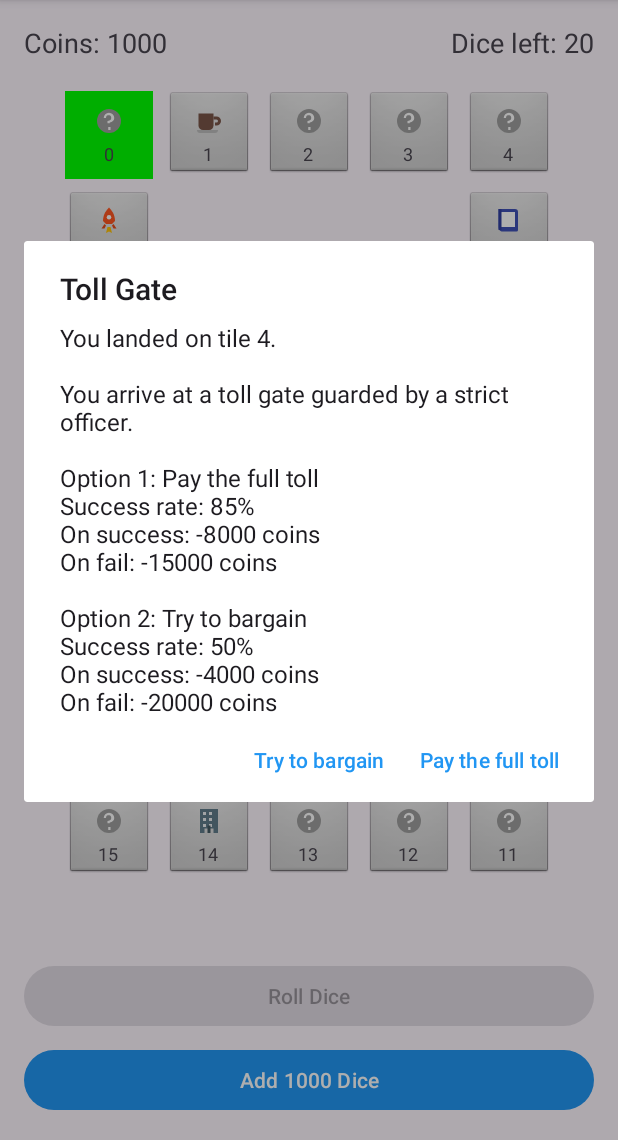
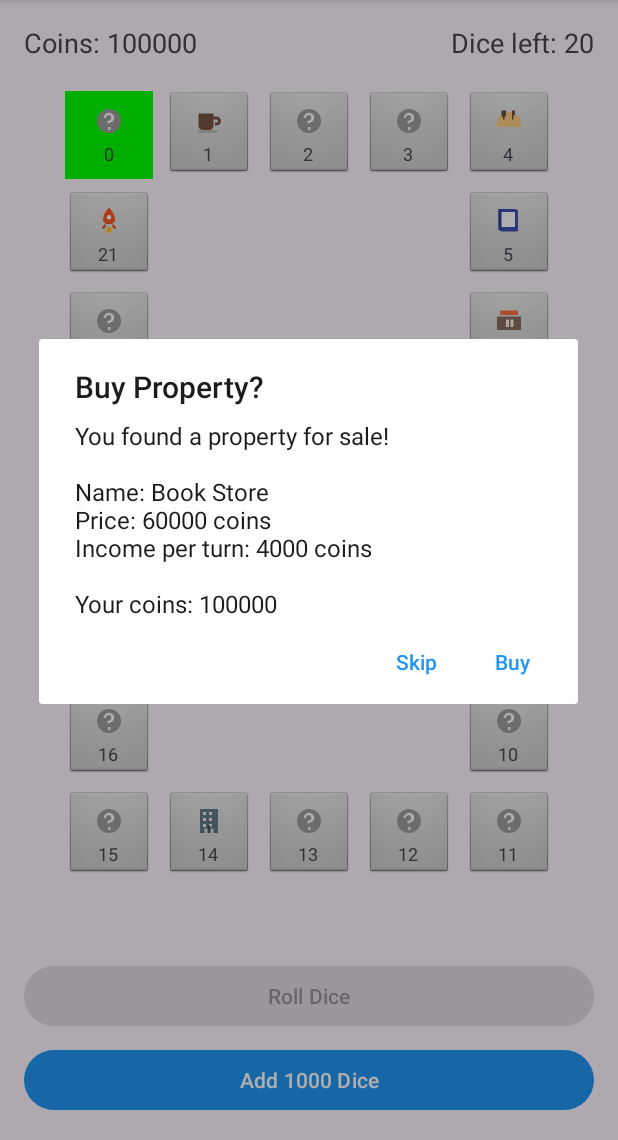
Before and after one commit to davidwxcui/waterwise, an Android app: the screen it shows after launch (GameActivity), after a tap on "Roll Dice", on a phone screen of 412 x 824 dp, the part 96-1236 px from its top. Run offline under Robolectric (Android 15) with nearby library versions, the light colour scheme and no system bars; our stand-ins replace Firebase (no records; nobody signed in at launch, a user with empty details on screens opened directly).

Commit message:
mini game demo

```diff
--- a/waterwise/app/src/main/java/com/davidwxcui/waterwise/minigame/GameActivity.kt
+++ b/waterwise/app/src/main/java/com/davidwxcui/waterwise/minigame/GameActivity.kt
@@ -19,7 +19,7 @@ import kotlin.random.Random
 // ================== DATA MODELS ==================
 
 data class PlayerState(
-    val coins: Int = 1000,
+    val coins: Int = 100000,              // 初始金币调高到 100000
     val position: Int = 0,
     val diceLeft: Int = 20,
     val ownedProperties: List<String> = emptyList() // list of property IDs
@@ -95,12 +95,15 @@ class GameActivity : AppCompatActivity() {
         1 to 0   // 21
     )
 
-    // 所有产业类型（金额已经×100）
+    // 所有产业类型（金额还是×100，但整体更贵，收益更低，回本更慢）
     private val allProperties = listOf(
-        PropertyInfo("coffee", "Coffee Shop", price = 30000, incomePerTurn = 5000),
-        PropertyInfo("book", "Book Store", price = 40000, incomePerTurn = 6000),
-        PropertyInfo("apartment", "Apartment", price = 60000, incomePerTurn = 9000),
-        PropertyInfo("startup", "Tech Startup", price = 90000, incomePerTurn = 15000)
+        PropertyInfo("coffee", "Coffee Shop", price = 40000, incomePerTurn = 3000),
+        PropertyInfo("book", "Book Store", price = 60000, incomePerTurn = 4000),
+        PropertyInfo("apartment", "Apartment", price = 90000, incomePerTurn = 6000),
+        PropertyInfo("startup", "Tech Startup", price = 150000, incomePerTurn = 12000),
+        PropertyInfo("restaurant", "Restaurant", price = 70000, incomePerTurn = 4500),
+        PropertyInfo("mall", "Shopping Mall", price = 130000, incomePerTurn = 9000),
+        PropertyInfo("bank", "Bank", price = 200000, incomePerTurn = 15000)
     )
 
     // propertyId -> tileIndex
@@ -113,7 +116,10 @@ class GameActivity : AppCompatActivity() {
         "coffee" to R.drawable.ic_property_coffee,
         "book" to R.drawable.ic_property_book,
         "apartment" to R.drawable.ic_property_apartment,
-        "startup" to R.drawable.ic_property_startup
+        "startup" to R.drawable.ic_property_startup,
+        "restaurant" to R.drawable.ic_property_restaurant,
+        "mall" to R.drawable.ic_property_mall,
+        "bank" to R.drawable.ic_property_bank
     )
 
     private val randomTileIconRes = R.drawable.ic_tile_random
@@ -133,7 +139,6 @@ class GameActivity : AppCompatActivity() {
     private lateinit var tvDiceLeft: TextView
     private lateinit var tvEvent: TextView
     private lateinit var btnRollDice: Button
-
     private lateinit var btnAddDice: Button
     private lateinit var boardGrid: GridLayout
     private lateinit var boardContainer: FrameLayout
@@ -180,15 +185,13 @@ class GameActivity : AppCompatActivity() {
 
         btnRollDice.setOnClickListener { onRollDice() }
 
+        // 临时：一键加 1000 次骰子
         btnAddDice.setOnClickListener {
-            // 增加 1000 次骰子
             playerState = playerState.copy(
                 diceLeft = playerState.diceLeft + 1000
             )
-            // 更新UI & 存 Firebase
             updateUI()
             savePlayerStateToFirebase()
-
             Toast.makeText(this, "Added 1000 dice!", Toast.LENGTH_SHORT).show()
         }
     }
@@ -198,12 +201,11 @@ class GameActivity : AppCompatActivity() {
         tvDiceLeft = findViewById(R.id.tvDiceLeft)
         tvEvent = findViewById(R.id.tvEvent)
         btnRollDice = findViewById(R.id.btnRollDice)
-        btnAddDice = findViewById(R.id.btnAddDice)   // 新增这一行
+        btnAddDice = findViewById(R.id.btnAddDice)
         boardGrid = findViewById(R.id.boardGrid)
         boardContainer = findViewById(R.id.boardContainer)
         diceImageView = findViewById(R.id.diceImageView)
     }
-
 
     // ---------------- BOARD & EVENTS ----------------
 
@@ -224,14 +226,13 @@ class GameActivity : AppCompatActivity() {
 
             // 图标
             val iconView = ImageView(this).apply {
-                // 图标占上半部分，保持方形
                 layoutParams = LinearLayout.LayoutParams(
                     LinearLayout.LayoutParams.MATCH_PARENT,
                     0,
                     2f
                 )
                 scaleType = ImageView.ScaleType.CENTER_INSIDE
-                setImageResource(randomTileIconRes) // 默认先给问号，后面统一刷新
+                setImageResource(randomTileIconRes) // 默认问号
             }
 
             // 底部数字
@@ -248,6 +249,11 @@ class GameActivity : AppCompatActivity() {
 
             container.addView(iconView)
             container.addView(textView)
+
+            // 点击格子查看详情（只有在没有事件进行时）
+            container.setOnClickListener {
+                onTileClicked(i)
+            }
 
             val (row, col) = tilePositions[i]
             val params = GridLayout.LayoutParams().apply {
@@ -266,27 +272,29 @@ class GameActivity : AppCompatActivity() {
         updateTileIcons()
     }
 
-    /** 根据事件规则随机生成事件模板（金额已经×100） */
+    /** 事件模板：这里重做了数值 & 概率，整体负面更狠，正面更难 / 更小 */
     private fun initTileEvents() {
         val treasureEvent = TileEventTemplate(
             title = "Treasure Chest",
             description = "You discover a mysterious treasure chest on the road.",
             choices = listOf(
+                // 高风险高收益：期望值略负
                 EventChoice(
                     label = "Open it boldly",
                     successDescription = "The chest is full of gold!",
-                    failDescription = "It was a trap! A blast scares you and you drop some coins.",
-                    successCoinDelta = +25000,
-                    failCoinDelta = -15000,
-                    successRatePercent = 60
+                    failDescription = "It was a trap! A blast scares you and you drop a lot of coins.",
+                    successCoinDelta = +40000,
+                    failCoinDelta = -60000,
+                    successRatePercent = 40
                 ),
+                // 稍微保守一点：期望值略正
                 EventChoice(
                     label = "Inspect carefully",
                     successDescription = "You safely find some coins inside.",
-                    failDescription = "It's mostly junk, nothing useful.",
-                    successCoinDelta = +12000,
-                    failCoinDelta = 0,
-                    successRatePercent = 90
+                    failDescription = "It's mostly junk, some effort is wasted.",
+                    successCoinDelta = +15000,
+                    failCoinDelta = -5000,
+                    successRatePercent = 75
                 )
             )
         )
@@ -295,21 +303,23 @@ class GameActivity : AppCompatActivity() {
             title = "Toll Gate",
             description = "You arrive at a toll gate guarded by a strict officer.",
             choices = listOf(
+                // 乖乖付：必亏，但损失稳定
                 EventChoice(
                     label = "Pay the full toll",
                     successDescription = "You pass smoothly and feel relieved.",
-                    failDescription = "The officer still finds a problem and fines you extra.",
-                    successCoinDelta = -8000,
-                    failCoinDelta = -15000,
-                    successRatePercent = 85
+                    failDescription = "The officer still finds a problem and adds extra fees.",
+                    successCoinDelta = -12000,  // 常规损失
+                    failCoinDelta = -25000,     // 偶尔更狠
+                    successRatePercent = 80
                 ),
+                // 讨价还价：期望值更负
                 EventChoice(
                     label = "Try to bargain",
                     successDescription = "You negotiate successfully and pay less.",
-                    failDescription = "Negotiation fails, you pay even more.",
-                    successCoinDelta = -4000,
-                    failCoinDelta = -20000,
-                    successRatePercent = 50
+                    failDescription = "Negotiation fails, heavy fine is added.",
+                    successCoinDelta = -5000,
+                    failCoinDelta = -40000,
+                    successRatePercent = 45
                 )
             )
         )
@@ -318,21 +328,23 @@ class GameActivity : AppCompatActivity() {
             title = "Street Lottery",
             description = "A street vendor invites you to buy a lottery ticket.",
             choices = listOf(
+                // 豪赌：大正、大负、成功率低
                 EventChoice(
                     label = "Buy an expensive ticket",
-                    successDescription = "Jackpot! You win a big prize.",
-                    failDescription = "No luck. The ticket is worthless.",
-                    successCoinDelta = +30000,
-                    failCoinDelta = -12000,
-                    successRatePercent = 35
+                    successDescription = "Jackpot! You win a huge prize.",
+                    failDescription = "No luck at all. You burn a pile of money.",
+                    successCoinDelta = +60000,
+                    failCoinDelta = -30000,
+                    successRatePercent = 25
                 ),
+                // 小赌：轻盈一些
                 EventChoice(
                     label = "Buy a cheap ticket",
                     successDescription = "You win a small prize.",
-                    failDescription = "No winning number, but you didn't lose much.",
-                    successCoinDelta = +8000,
-                    failCoinDelta = -3000,
-                    successRatePercent = 55
+                    failDescription = "No winning number, you still lose some cash.",
+                    successCoinDelta = +10000,
+                    failCoinDelta = -5000,
+                    successRatePercent = 40
                 )
             )
         )
@@ -341,19 +353,21 @@ class GameActivity : AppCompatActivity() {
             title = "Part-time Job",
             description = "You see a sign looking for part-time helpers.",
             choices = listOf(
+                // 加班：期望略正，但有可能掉很多
                 EventChoice(
                     label = "Work overtime",
                     successDescription = "You work hard and get a big bonus.",
-                    failDescription = "You get exhausted and make mistakes. Some pay is deducted.",
-                    successCoinDelta = +20000,
-                    failCoinDelta = -6000,
-                    successRatePercent = 70
+                    failDescription = "You get exhausted and make mistakes. Pay is heavily deducted.",
+                    successCoinDelta = +25000,
+                    failCoinDelta = -20000,
+                    successRatePercent = 55
                 ),
+                // 摸鱼班：小正面，几乎无风险
                 EventChoice(
                     label = "Work casually",
                     successDescription = "Easy shift, you still get some money.",
                     failDescription = "Business is slow, no pay at all.",
-                    successCoinDelta = +8000,
+                    successCoinDelta = +9000,
                     failCoinDelta = 0,
                     successRatePercent = 80
                 )
@@ -364,21 +378,23 @@ class GameActivity : AppCompatActivity() {
             title = "Shopping Temptation",
             description = "You walk by a shop with a big SALE sign.",
             choices = listOf(
+                // 冲动消费：大亏风险 + 中等奖励
                 EventChoice(
                     label = "Buy a fancy item",
                     successDescription = "It turns out to be valuable, you resell it later.",
-                    failDescription = "Impulse purchase. It wasn't worth the price.",
-                    successCoinDelta = +15000,
-                    failCoinDelta = -12000,
-                    successRatePercent = 45
+                    failDescription = "Impulse purchase. It wasn't worth the price at all.",
+                    successCoinDelta = +25000,
+                    failCoinDelta = -50000,
+                    successRatePercent = 35
                 ),
+                // 围观：小赚 or 持平
                 EventChoice(
                     label = "Just browse",
                     successDescription = "You find a small bargain.",
-                    failDescription = "Nothing interesting, but you save money.",
-                    successCoinDelta = +4000,
+                    failDescription = "Nothing interesting, but you keep all your money.",
+                    successCoinDelta = +6000,
                     failCoinDelta = 0,
-                    successRatePercent = 60
+                    successRatePercent = 70
                 )
             )
         )
@@ -404,7 +420,6 @@ class GameActivity : AppCompatActivity() {
             tileToPropertyId[index] = property.id
         }
 
-        // 位置变动后刷新图标
         updateTileIcons()
     }
 
@@ -429,6 +444,70 @@ class GameActivity : AppCompatActivity() {
             } else {
                 iconView.setImageResource(randomTileIconRes)
             }
+        }
+    }
+
+    // ---------------- TILE CLICK INFO ----------------
+
+    /** 点击格子，弹出该格子的详细信息（只有在没有事件/动画时才响应） */
+    private fun onTileClicked(tileIndex: Int) {
+        // 如果当前在动画/事件流程中（Roll Dice 按钮禁用），就不处理
+        if (!btnRollDice.isEnabled) {
+            return
+        }
+
+        val propertyId = tileToPropertyId[tileIndex]
+        if (propertyId != null) {
+            // 产业格信息
+            val info = getPropertyInfoById(propertyId) ?: return
+            val owned = playerState.ownedProperties.contains(propertyId)
+
+            val msg = buildString {
+                append("Tile index: $tileIndex\n")
+                append("Type: Property tile\n\n")
+                append("Name: ${info.name}\n")
+                append("Price: ${info.price} coins\n")
+                append("Income per turn: ${info.incomePerTurn} coins\n")
+                append("Owned: ${if (owned) "Yes" else "No"}\n")
+                append("\nYour coins: ${playerState.coins}")
+            }
+
+            AlertDialog.Builder(this)
+                .setTitle("Tile Info")
+                .setMessage(msg)
+                .setPositiveButton("OK", null)
+                .show()
+        } else {
+            // 随机事件格信息
+            val template = tileEvents[tileIndex]
+            val msg = if (template != null && template.choices.size >= 2) {
+                val c1 = template.choices[0]
+                val c2 = template.choices[1]
+                buildString {
+                    append("Tile index: $tileIndex\n")
+                    append("Type: Random event tile\n\n")
+                    append("Event: ${template.title}\n")
+                    append("${template.description}\n\n")
+
+                    append("Option 1: ${c1.label}\n")
+                    append("  Success rate: ${c1.successRatePercent}%\n")
+                    append("  On success: ${c1.successCoinDelta} coins\n")
+                    append("  On fail: ${c1.failCoinDelta} coins\n\n")
+
+                    append("Option 2: ${c2.label}\n")
+                    append("  Success rate: ${c2.successRatePercent}%\n")
+                    append("  On success: ${c2.successCoinDelta} coins\n")
+                    append("  On fail: ${c2.failCoinDelta} coins\n")
+                }
+            } else {
+                "Tile index: $tileIndex\nType: Random event tile\n\n(No detailed event template found.)"
+            }
+
+            AlertDialog.Builder(this)
+                .setTitle("Tile Info")
+                .setMessage(msg)
+                .setPositiveButton("OK", null)
+                .show()
         }
     }
 
@@ -759,7 +838,7 @@ class GameActivity : AppCompatActivity() {
         initTileEvents()
         randomizePropertyPositions()
         playerState = PlayerState(
-            coins = 1000,
+            coins = 100000,       // 和 PlayerState 默认保持一致
             position = 0,
             diceLeft = 20,
             ownedProperties = emptyList()
@@ -777,7 +856,7 @@ class GameActivity : AppCompatActivity() {
             .get()
             .addOnSuccessListener { snapshot ->
                 if (snapshot.exists()) {
-                    val coins = snapshot.getLong("coins")?.toInt() ?: 1000
+                    val coins = snapshot.getLong("coins")?.toInt() ?: 100000
                     val position = snapshot.getLong("position")?.toInt() ?: 0
                     val diceLeft = snapshot.getLong("diceLeft")?.toInt() ?: 20
 
--- /dev/null
+++ b/waterwise/app/src/main/res/drawable/ic_property_bank.xml
@@ -0,0 +1,30 @@
+<?xml version="1.0" encoding="utf-8"?>
+<vector xmlns:android="http://schemas.android.com/apk/res/android"
+    android:width="24dp"
+    android:height="24dp"
+    android:viewportWidth="24"
+    android:viewportHeight="24">
+
+    <!-- roof -->
+    <path
+        android:fillColor="#455A64"
+        android:pathData="M4,8l8,-4 8,4z" />
+
+    <!-- body -->
+    <path
+        android:fillColor="#607D8B"
+        android:pathData="M5,8h14v10H5z" />
+
+    <!-- columns -->
+    <path
+        android:fillColor="#CFD8DC"
+        android:pathData="
+            M7,10h1v6H7z
+            M11.5,10h1v6h-1z
+            M16,10h1v6h-1z" />
+
+    <!-- base -->
+    <path
+        android:fillColor="#455A64"
+        android:pathData="M4,18h16v2H4z" />
+</vector>
--- /dev/null
+++ b/waterwise/app/src/main/res/drawable/ic_property_mall.xml
@@ -0,0 +1,22 @@
+<?xml version="1.0" encoding="utf-8"?>
+<vector xmlns:android="http://schemas.android.com/apk/res/android"
+    android:width="24dp"
+    android:height="24dp"
+    android:viewportWidth="24"
+    android:viewportHeight="24">
+
+    <!-- base building -->
+    <path
+        android:fillColor="#8D6E63"
+        android:pathData="M4,9h16v9H4z" />
+
+    <!-- top sign -->
+    <path
+        android:fillColor="#FF7043"
+        android:pathData="M6,5h12v3H6z" />
+
+    <!-- doors -->
+    <path
+        android:fillColor="#FFF3E0"
+        android:pathData="M10,11h2v5h-2zM13,11h2v5h-2z" />
+</vector>
--- /dev/null
+++ b/waterwise/app/src/main/res/drawable/ic_property_restaurant.xml
@@ -0,0 +1,22 @@
+<?xml version="1.0" encoding="utf-8"?>
+<vector xmlns:android="http://schemas.android.com/apk/res/android"
+    android:width="24dp"
+    android:height="24dp"
+    android:viewportWidth="24"
+    android:viewportHeight="24">
+
+    <!-- plate -->
+    <path
+        android:fillColor="#FFCC80"
+        android:pathData="M4,14a8,8 0 0 1 16,0v2H4z" />
+
+    <!-- fork -->
+    <path
+        android:fillColor="#6D4C41"
+        android:pathData="M8,5h1v6h-1zM9,5h1v4h-1zM7,5h1v4h-1z" />
+
+    <!-- knife -->
+    <path
+        android:fillColor="#6D4C41"
+        android:pathData="M14,5h1v6h-1zM15,5h1v3h-1z" />
+</vector>
```
